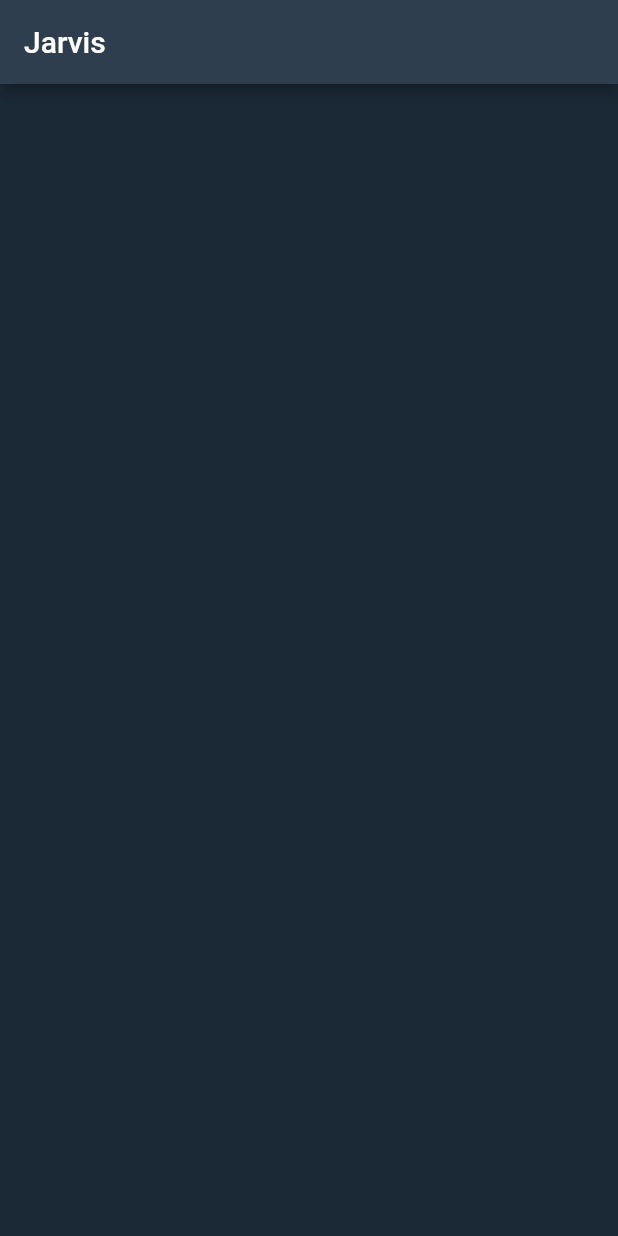
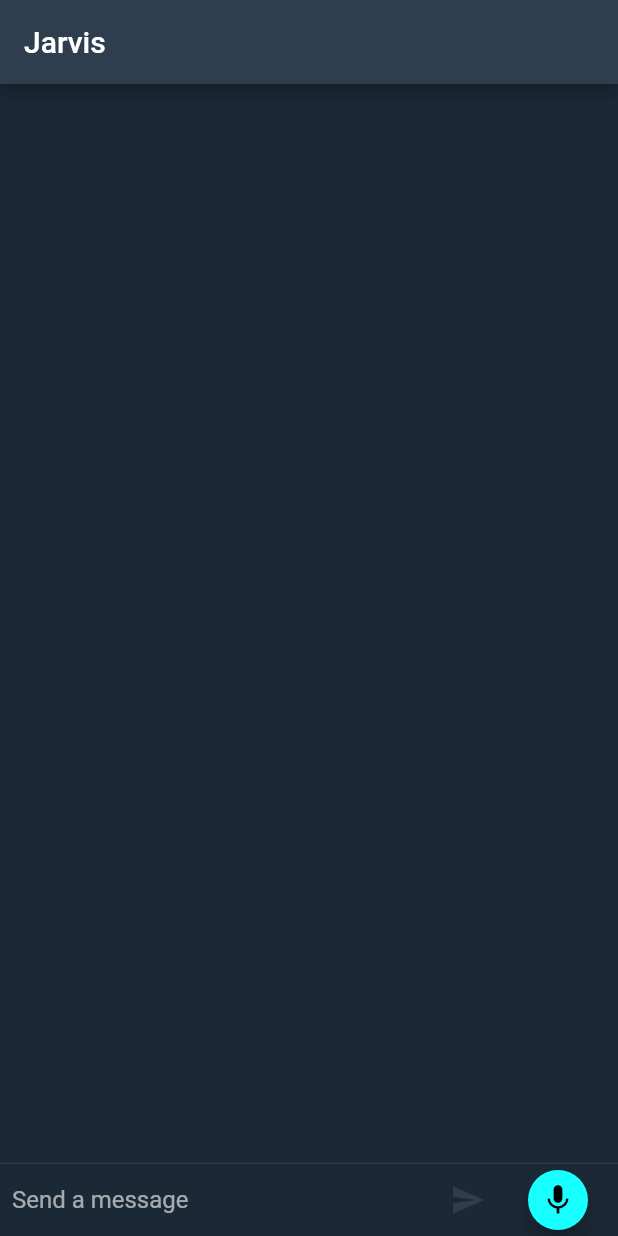
Before and after one commit to drewwebster/jarvis, a Flutter app: the screen it shows after launch, on a phone screen of 412 x 824 dp. Run offline on Flutter 3.47's test engine with Material 2 defaults, Android fonts, the phone set to English and light mode, and no system bars.

Commit message:
Initial chat screen

```diff
--- a/mobile_app/lib/main.dart
+++ b/mobile_app/lib/main.dart
@@ -1,6 +1,8 @@
 import 'package:flutter/material.dart';
 
 void main() => runApp(new JarvisApp());
+
+const String _name = "Arun";
 
 final ThemeData _appTheme = new ThemeData(
   brightness: Brightness.dark,
@@ -26,16 +28,146 @@ class JarvisHomePage extends StatefulWidget {
   final String title;
 
   @override
-  _MyHomePageState createState() => new _MyHomePageState();
+  _JarvisHomePageState createState() => new _JarvisHomePageState();
 }
 
-class _MyHomePageState extends State<JarvisHomePage> {
+class _JarvisHomePageState extends State<JarvisHomePage>
+    with TickerProviderStateMixin {
+  final TextEditingController _commandTextController =
+      new TextEditingController();
+
+  final List<ConversationMessage> _messages = <ConversationMessage>[];
+
+  void _handleSubmitted(String text) {
+    _commandTextController.clear();
+    ConversationMessage message = new ConversationMessage(
+      text: text,
+      animationController: new AnimationController(
+        //new
+        duration: new Duration(milliseconds: 300), //new
+        vsync: this, //new
+      ),
+    );
+    setState(() {
+      _messages.insert(0, message);
+    });
+    message.animationController.forward();
+  }
+
+  Widget _buildTextComposer() {
+    return new IconTheme(
+      data: new IconThemeData(color: Theme.of(context).primaryColor),
+      child: new Container(
+        margin: const EdgeInsets.symmetric(horizontal: 8.0),
+        child: new Column(
+          children: <Widget>[
+            new Row(
+              children: <Widget>[
+                new Flexible(
+                  child: new TextField(
+                    textAlign: TextAlign.left,
+                    controller: _commandTextController,
+                    onSubmitted: _handleSubmitted,
+                    decoration: new InputDecoration.collapsed(
+                      hintText: "Send a message",
+                    ),
+                  ),
+                ),
+                new Container(
+                  margin: new EdgeInsets.symmetric(horizontal: 4.0),
+                  child: new IconButton(
+                    icon: new Icon(Icons.send),
+                    onPressed: () =>
+                        _handleSubmitted(_commandTextController.text),
+                  ),
+                ),
+                new Container(
+                  margin: const EdgeInsets.symmetric(horizontal: 8.0),
+                  child: new FloatingActionButton(
+                    onPressed: null,
+                    child: new Icon(Icons.mic),
+                    mini: true,
+                  ),
+                ),
+              ],
+            )
+          ],
+        ),
+      ),
+    );
+  }
+
+  @override
+  void dispose() {
+    for (ConversationMessage message in _messages)
+      message.animationController.dispose();
+    super.dispose();
+  }
+
   @override
   Widget build(BuildContext context) {
     return new Scaffold(
       appBar: new AppBar(
         title: new Text(widget.title),
       ),
+      body: new Column(
+        children: <Widget>[
+          new Flexible(
+            child: new ListView.builder(
+              padding: new EdgeInsets.all(8.0),
+              reverse: true,
+              itemBuilder: (_, int index) => _messages[index],
+              itemCount: _messages.length,
+            ),
+          ),
+          new Divider(height: 1.0),
+          new Container(
+            child: _buildTextComposer(),
+          ),
+        ],
+      ),
     );
   }
 }
+
+class ConversationMessage extends StatelessWidget {
+  ConversationMessage({this.text, this.animationController});
+
+  final String text;
+
+  final AnimationController animationController;
+
+  @override
+  Widget build(BuildContext context) {
+    return new SizeTransition(
+      sizeFactor: new CurvedAnimation(
+        parent: animationController,
+        curve: Curves.easeOut,
+      ),
+      child: new Container(
+        margin: const EdgeInsets.symmetric(vertical: 10.0),
+        child: new Row(
+          crossAxisAlignment: CrossAxisAlignment.start,
+          children: <Widget>[
+            new Container(
+              margin: const EdgeInsets.only(right: 16.0),
+              child: new CircleAvatar(child: new Text(_name[0])),
+            ),
+            new Expanded(
+              child: new Column(
+                crossAxisAlignment: CrossAxisAlignment.start,
+                children: <Widget>[
+                  new Text(_name, style: Theme.of(context).textTheme.subhead),
+                  new Container(
+                    margin: const EdgeInsets.only(top: 5.0),
+                    child: new Text(text),
+                  ),
+                ],
+              ),
+            ),
+          ],
+        ),
+      ),
+    );
+  }
+}
```
